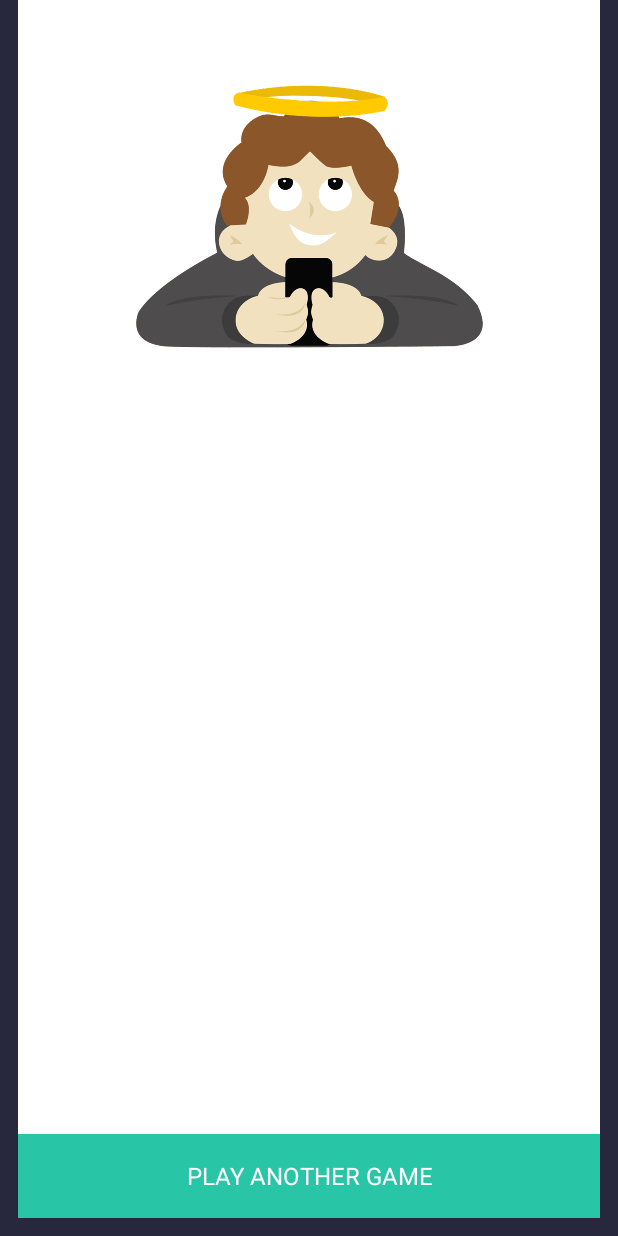
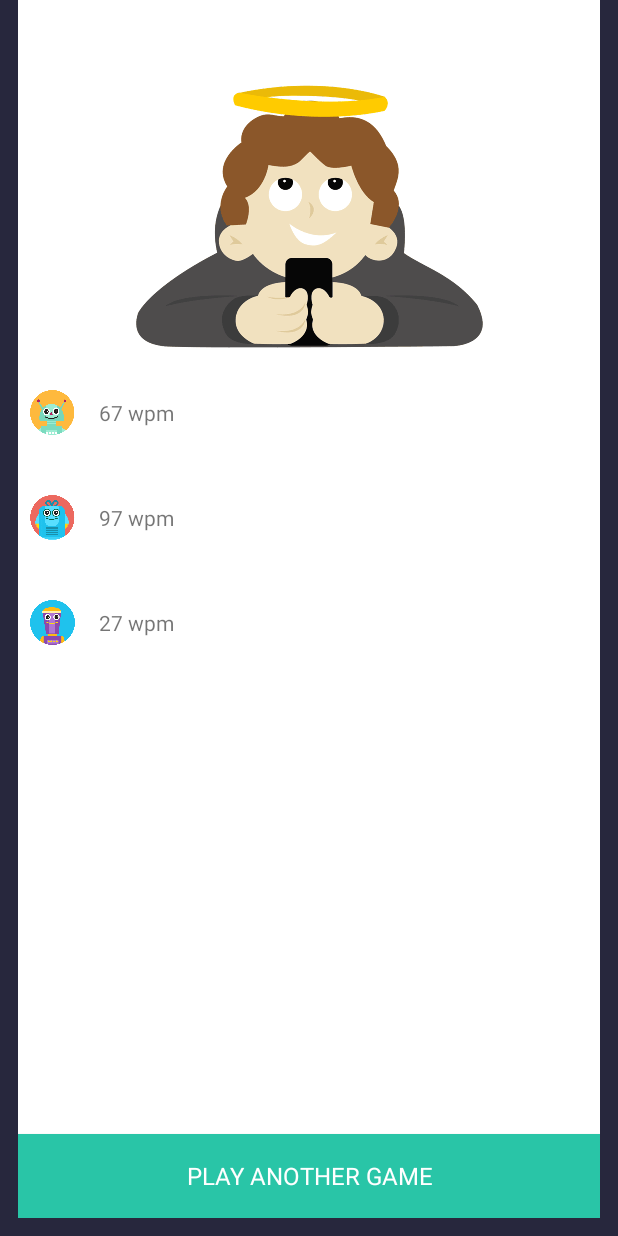
Before and after one commit to ankitjainb27/Fruit, an Android app: the fragment LeaderboardFragment placed in its activity, on a phone screen of 412 x 824 dp. Run offline under Robolectric (Android 15) with nearby library versions, the phone set to English and light mode, and no system bars; 2 statements that could not run were skipped.

Commit message:
pushing vhanges

```diff
--- a/app/src/main/java/com/housing/typeracer/MainApplication.java
+++ b/app/src/main/java/com/housing/typeracer/MainApplication.java
@@ -27,6 +27,7 @@ public class MainApplication extends Application {
     public static Map<String, String> USER_REMOTE_ENDPOINT;
     public static Map<String, Integer> USER_SCORE;
     public static Map<Integer, Integer> avatarMappings;
+    public static Map<String, Integer> wpmMap;
 
     @Override
     public void onCreate() {
--- a/app/src/main/java/com/housing/typeracer/fragments/LeaderboardFragment.java
+++ b/app/src/main/java/com/housing/typeracer/fragments/LeaderboardFragment.java
@@ -5,7 +5,6 @@ import android.support.annotation.Nullable;
 import android.view.LayoutInflater;
 import android.view.View;
 import android.view.ViewGroup;
-import android.widget.ListView;
 
 import com.housing.typeracer.R;
 
@@ -14,7 +13,6 @@ import com.housing.typeracer.R;
  */
 public class LeaderboardFragment extends BaseFragment {
 
-    private ListView lv;
 
     public static LeaderboardFragment newInstance() {
         return new LeaderboardFragment();
@@ -29,7 +27,6 @@ public class LeaderboardFragment extends BaseFragment {
     }
 
     private void initViews(View rootView) {
-        lv = (ListView) rootView.findViewById(R.id.lv);
 
     }
 }
--- a/app/src/main/res/layout/leaderboard.xml
+++ b/app/src/main/res/layout/leaderboard.xml
@@ -25,14 +25,21 @@
             android:layout_centerHorizontal="true"
             android:src="@drawable/guy_success" />
 
-        <ListView
+        <LinearLayout
             android:id="@+id/lv"
             android:layout_width="match_parent"
             android:layout_height="match_parent"
             android:layout_above="@id/play_another"
-            android:layout_below="@id/img">
+            android:layout_below="@id/img"
+            android:orientation="vertical">
 
-        </ListView>
+            <include layout="@layout/lll" />
+
+            <include layout="@layout/llm" />
+
+            <include layout="@layout/mml" />
+
+        </LinearLayout>
 
     </RelativeLayout>
 
--- /dev/null
+++ b/app/src/main/res/layout/lll.xml
@@ -0,0 +1,21 @@
+<?xml version="1.0" encoding="utf-8"?>
+<LinearLayout xmlns:android="http://schemas.android.com/apk/res/android"
+    android:layout_width="match_parent"
+    android:layout_height="70dp"
+    android:background="@color/white"
+    android:orientation="horizontal">
+
+    <ImageView
+        android:layout_width="30dp"
+        android:layout_height="30dp"
+        android:layout_gravity="center_vertical"
+        android:layout_margin="@dimen/padding_small"
+        android:src="@drawable/robo_1" />
+
+    <TextView
+        android:layout_width="wrap_content"
+        android:layout_height="wrap_content"
+        android:layout_gravity="center_vertical"
+        android:layout_margin="@dimen/padding_small"
+        android:text="67 wpm" />
+</LinearLayout>
--- /dev/null
+++ b/app/src/main/res/layout/llm.xml
@@ -0,0 +1,21 @@
+<?xml version="1.0" encoding="utf-8"?>
+<LinearLayout xmlns:android="http://schemas.android.com/apk/res/android"
+    android:layout_width="match_parent"
+    android:layout_height="70dp"
+    android:background="@color/white"
+    android:orientation="horizontal">
+
+    <ImageView
+        android:layout_width="30dp"
+        android:layout_height="30dp"
+        android:layout_gravity="center_vertical"
+        android:layout_margin="@dimen/padding_small"
+        android:src="@drawable/robo_2" />
+
+    <TextView
+        android:layout_width="wrap_content"
+        android:layout_height="wrap_content"
+        android:layout_gravity="center_vertical"
+        android:layout_margin="@dimen/padding_small"
+        android:text="97 wpm" />
+</LinearLayout>
--- /dev/null
+++ b/app/src/main/res/layout/mml.xml
@@ -0,0 +1,21 @@
+<?xml version="1.0" encoding="utf-8"?>
+<LinearLayout xmlns:android="http://schemas.android.com/apk/res/android"
+    android:layout_width="match_parent"
+    android:layout_height="70dp"
+    android:background="@color/white"
+    android:orientation="horizontal">
+
+    <ImageView
+        android:layout_width="30dp"
+        android:layout_height="30dp"
+        android:layout_gravity="center_vertical"
+        android:layout_margin="@dimen/padding_small"
+        android:src="@drawable/robo_7" />
+
+    <TextView
+        android:layout_width="wrap_content"
+        android:layout_height="wrap_content"
+        android:layout_gravity="center_vertical"
+        android:layout_margin="@dimen/padding_small"
+        android:text="27 wpm" />
+</LinearLayout>
```
Also changed, not shown: app/src/main/java/com/housing/typeracer/GameFragment.java (+28 -14 lines).
